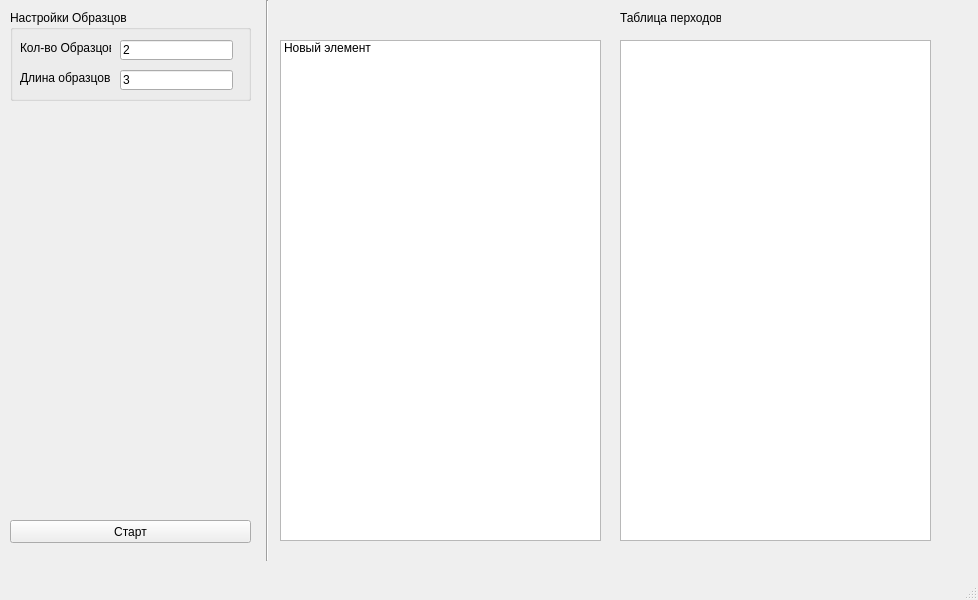
Before: the Qt Designer form mainwindow.ui in ruslans-s/avtomati_v2, drawn with Qt 5.
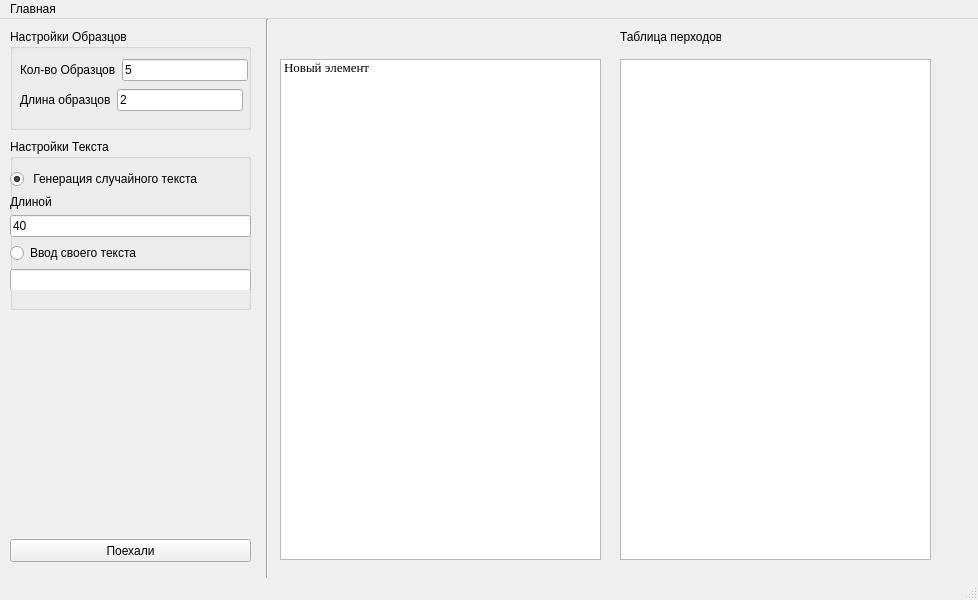
After: the same form once the commit is applied.

```diff
--- a/mainwindow.ui
+++ b/mainwindow.ui
@@ -24,7 +24,7 @@
      </rect>
     </property>
     <property name="text">
-     <string>Старт</string>
+     <string>Поехали</string>
     </property>
    </widget>
    <widget class="QListWidget" name="vivod">
@@ -36,6 +36,12 @@
       <height>501</height>
      </rect>
     </property>
+    <property name="font">
+     <font>
+      <family>Times New Roman</family>
+      <pointsize>10</pointsize>
+     </font>
+    </property>
     <item>
      <property name="text">
       <string>Новый элемент</string>
@@ -48,63 +54,63 @@
       <x>10</x>
       <y>10</y>
       <width>241</width>
-      <height>91</height>
+      <height>101</height>
      </rect>
     </property>
     <property name="title">
      <string>Настройки Образцов</string>
     </property>
-    <widget class="QLineEdit" name="lineEdit">
+    <widget class="QWidget" name="layoutWidget">
      <property name="geometry">
       <rect>
-       <x>110</x>
-       <y>30</y>
-       <width>113</width>
-       <height>20</height>
-      </rect>
-     </property>
-     <property name="text">
-      <string>2</string>
-     </property>
-    </widget>
-    <widget class="QLineEdit" name="lineEdit_2">
-     <property name="geometry">
-      <rect>
-       <x>110</x>
-       <y>60</y>
-       <width>113</width>
-       <height>20</height>
-      </rect>
-     </property>
-     <property name="text">
-      <string>3</string>
-     </property>
-    </widget>
-    <widget class="QLabel" name="label_2">
-     <property name="geometry">
-      <rect>
        <x>10</x>
        <y>30</y>
-       <width>91</width>
-       <height>16</height>
+       <width>228</width>
+       <height>22</height>
       </rect>
      </property>
-     <property name="text">
-      <string>Кол-во Образцов</string>
-     </property>
+     <layout class="QHBoxLayout" name="horizontalLayout_2">
+      <item>
+       <widget class="QLabel" name="label_2">
+        <property name="text">
+         <string>Кол-во Образцов</string>
+        </property>
+       </widget>
+      </item>
+      <item>
+       <widget class="QLineEdit" name="lineEdit">
+        <property name="text">
+         <string>5</string>
+        </property>
+       </widget>
+      </item>
+     </layout>
     </widget>
-    <widget class="QLabel" name="label_3">
+    <widget class="QWidget" name="layoutWidget">
      <property name="geometry">
       <rect>
        <x>10</x>
        <y>60</y>
-       <width>91</width>
-       <height>16</height>
+       <width>223</width>
+       <height>22</height>
       </rect>
      </property>
-     <property name="text">
-      <string>Длина образцов</string>
-     </property>
+     <layout class="QHBoxLayout" name="horizontalLayout_3">
+      <item>
+       <widget class="QLabel" name="label_3">
+        <property name="text">
+         <string>Длина образцов</string>
+        </property>
+       </widget>
+      </item>
+      <item>
+       <widget class="QLineEdit" name="lineEdit_2">
+        <property name="text">
+         <string>2</string>
+        </property>
+       </widget>
+      </item>
+     </layout>
     </widget>
    </widget>
    <widget class="QTableView" name="tabl">
@@ -155,6 +161,65 @@
      <string>Таблица перходов</string>
     </property>
    </widget>
+   <widget class="QGroupBox" name="groupBox_3">
+    <property name="geometry">
+     <rect>
+      <x>10</x>
+      <y>120</y>
+      <width>241</width>
+      <height>171</height>
+     </rect>
+    </property>
+    <property name="title">
+     <string>Настройки Текста</string>
+    </property>
+    <widget class="QWidget" name="">
+     <property name="geometry">
+      <rect>
+       <x>0</x>
+       <y>30</y>
+       <width>241</width>
+       <height>121</height>
+      </rect>
+     </property>
+     <layout class="QVBoxLayout" name="verticalLayout">
+      <item>
+       <widget class="QRadioButton" name="randomtext">
+        <property name="text">
+         <string> Генерация случайного текста</string>
+        </property>
+        <property name="checked">
+         <bool>true</bool>
+        </property>
+       </widget>
+      </item>
+      <item>
+       <widget class="QLabel" name="label_5">
+        <property name="text">
+         <string>Длиной</string>
+        </property>
+       </widget>
+      </item>
+      <item>
+       <widget class="QLineEdit" name="lineEdit_3">
+        <property name="text">
+         <string>40</string>
+        </property>
+       </widget>
+      </item>
+      <item>
+       <widget class="QRadioButton" name="enteText">
+        <property name="text">
+         <string>Ввод своего текста</string>
+        </property>
+       </widget>
+      </item>
+      <item>
+       <widget class="QLineEdit" name="lineEdit_4"/>
+      </item>
+     </layout>
+    </widget>
+   </widget>
   </widget>
   <widget class="QMenuBar" name="menubar">
    <property name="geometry">
@@ -165,6 +230,12 @@
      <height>21</height>
     </rect>
    </property>
+   <widget class="QMenu" name="menu">
+    <property name="title">
+     <string>Главная</string>
+    </property>
+   </widget>
+   <addaction name="menu"/>
   </widget>
   <widget class="QStatusBar" name="statusbar"/>
  </widget>
```
